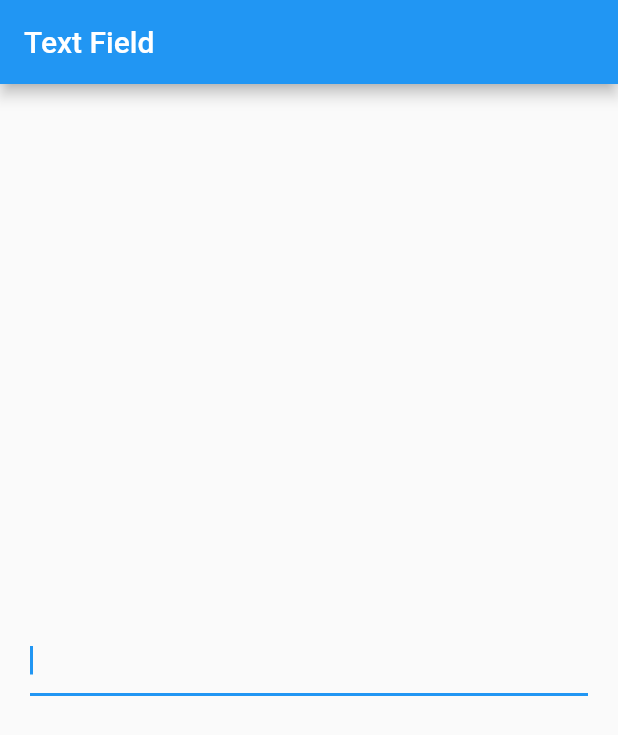
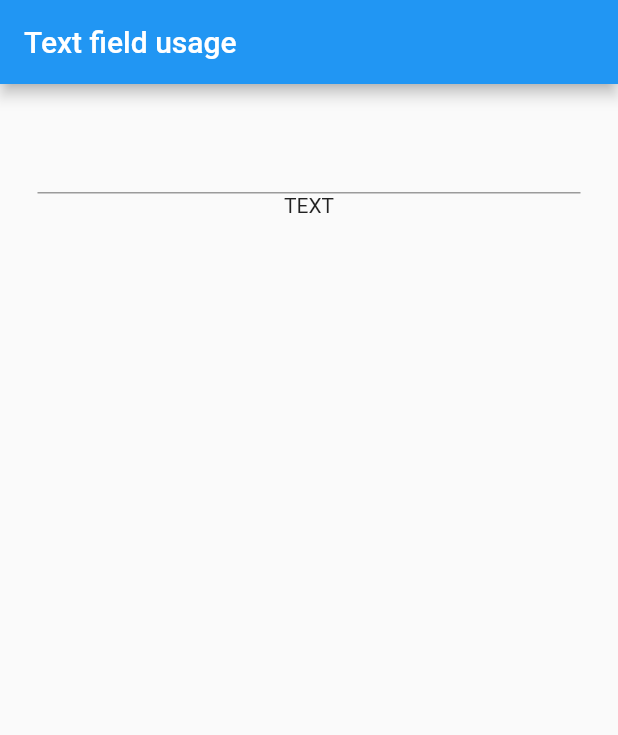
Before and after one commit to wismoon/Learn-Flutter, a Flutter app: the screen it shows after launch, on a phone screen of 412 x 824 dp. Shown: the top 735 px of the screen. Run offline on Flutter 3.47's test engine with Material 2 defaults, Android fonts, the phone set to English and light mode, and no system bars; our stand-ins replace faker.

Commit message:
text field fitur,decoration,usage

```diff
--- a/text_field_fitur/lib/main.dart
+++ b/text_field_fitur/lib/main.dart
@@ -1,30 +1,137 @@
 import 'package:flutter/material.dart';
 
 void main() {
-  runApp(const MyApp());
+  runApp(MyApp());
 }
 
-class MyApp extends StatelessWidget {
-  const MyApp({super.key});
+class MyApp extends StatefulWidget {
+  @override
+  State<MyApp> createState() => _MyAppState();
+}
+
+class _MyAppState extends State<MyApp> {
+  final TextEditingController myController = TextEditingController();
+
+  String hasil = "TEXT";
 
   @override
   Widget build(BuildContext context) {
     return MaterialApp(
       home: Scaffold(
         appBar: AppBar(
-          title: Text("Text Field"),
-          ),
-          body: Center(
-            child: Padding(
-              padding: const EdgeInsets.all(20),
-              child: TextField(
-                //autocorrect: false,
-                autofocus: true,
-
-              ),
-              ),
+          title: Text("Text field usage"),
+        ),
+        body: Center(
+          child: Padding(
+            padding: const EdgeInsets.all(25),
+            child: Column(
+              children: [
+                TextField(
+                  //controller memegang kendali data dari sebuah text field
+                  controller: myController,
+                  onChanged: (value) {
+                    print(value);
+                    setState(() {
+                      hasil = value;
+                    });
+                  },
+                  onSubmitted: (value) {
+                    print(value);
+                  },
+                  onEditingComplete: () {
+                    print("object");
+                  },
+                ),
+                Text(hasil)
+              ],
+            ),
           ),
         ),
+      ),
     );
   }
 }
+
+// class MyApp extends StatelessWidget {
+//   const MyApp({super.key});
+
+//   @override
+//   Widget build(BuildContext context) {
+//     return MaterialApp(
+//       home: Scaffold(
+//         appBar: AppBar(
+//           title: Text("Fitur Text field -> dekorasi"),
+//         ),
+//         body: Center(
+//           child: Padding(
+//             padding: const EdgeInsets.all(20),
+//             child: TextField(
+//               autocorrect: false,
+//               //cursor can be resize with height, width, radius
+//               showCursor: true,
+//               cursorColor: Colors.redAccent,
+//               textAlign: TextAlign.start,
+//               textAlignVertical: TextAlignVertical.center,
+//               textCapitalization: TextCapitalization.none,
+
+//               style: TextStyle(
+//                 color: Colors.redAccent,
+//                 fontSize: 20,
+//               ),
+
+//               decoration: InputDecoration(
+//                 icon: Icon(
+//                   Icons.person,
+//                   size: 35,
+//                 ),
+
+//                 //border can be sytled when being clicked and stanby
+//                 border: OutlineInputBorder(),
+//                 prefixIcon: Icon(
+//                   Icons.person_add,
+//                   size: 20,
+//                 ),
+
+//                 //prefix is adding some text or icon infront of the lable and suffix adding some text or icon behind the lebale
+//                 prefixText: "Name...",
+//                 hintText: "please type your name!",
+//                 labelText: "Name"
+//               ),
+
+//             ),
+//           ),
+//         ),
+//       ),
+//     );
+//   }
+// }
+
+// class MyApp extends StatelessWidget {
+//   const MyApp({super.key});
+
+//   @override
+//   Widget build(BuildContext context) {
+//     return MaterialApp(
+//       home: Scaffold(
+//         appBar: AppBar(
+//           title: Text("Text Field"),
+//           ),
+//           body: Center(
+//             child: Padding(
+//               padding: const EdgeInsets.all(20),
+//               child: TextField(
+//                 //autocorrect: false,
+//                 autofocus: true,
+//                 // enableSuggestions: true, auto correct words for android users
+//                 // enableInteractiveSelection: false, enabling for user interaction like hold the text field to use some command
+//                 // enabled: false, enable or disabling text field
+//                 // obscureText: true, making text field securing inputed words to making it become one character and can be set what character
+//                 // keyboardType: TextInputType.number, make typing keyboard set to certain condition like phone number only
+//                 // readOnly: true, make text field for readonly
+//               ),
+//               ),
+//           ),
+//         ),
+//     );
+//   }
+// }
```
Also changed, not shown: 1 other file.
